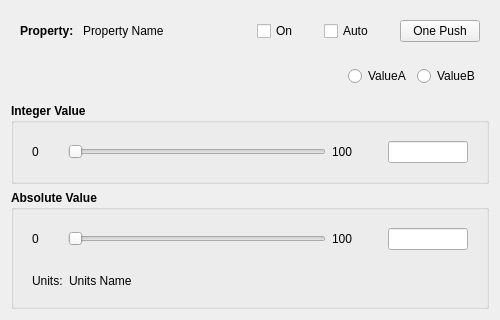
The window that src/gui/property_dialog.ui (iorodeo/bias) describes before a commit, drawn with Qt 5.
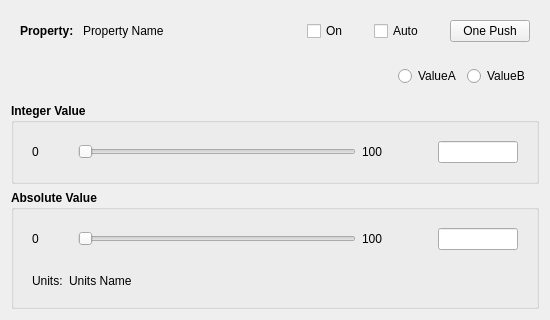
The same window after the commit.

Commit message: Removed some cruft from CameraDevice_spin. Modified proper_dialog gui a bit to improve layout.

```diff
--- a/src/gui/property_dialog.ui
+++ b/src/gui/property_dialog.ui
@@ -6,7 +6,7 @@
    <rect>
     <x>0</x>
     <y>0</y>
-    <width>500</width>
+    <width>550</width>
     <height>312</height>
    </rect>
   </property>
@@ -18,13 +18,13 @@
   </property>
   <property name="minimumSize">
    <size>
-    <width>500</width>
+    <width>550</width>
     <height>0</height>
    </size>
   </property>
   <property name="maximumSize">
    <size>
-    <width>500</width>
+    <width>550</width>
     <height>312</height>
    </size>
   </property>
@@ -258,13 +258,13 @@
            </property>
            <property name="minimumSize">
             <size>
-             <width>30</width>
+             <width>40</width>
              <height>0</height>
             </size>
            </property>
            <property name="maximumSize">
             <size>
-             <width>30</width>
+             <width>40</width>
              <height>16777215</height>
             </size>
            </property>
@@ -305,13 +305,13 @@
            </property>
            <property name="minimumSize">
             <size>
-             <width>40</width>
+             <width>60</width>
              <height>0</height>
             </size>
            </property>
            <property name="maximumSize">
             <size>
-             <width>40</width>
+             <width>60</width>
              <height>16777215</height>
             </size>
            </property>
@@ -404,13 +404,13 @@
            </property>
            <property name="minimumSize">
             <size>
-             <width>30</width>
+             <width>40</width>
              <height>0</height>
             </size>
            </property>
            <property name="maximumSize">
             <size>
-             <width>30</width>
+             <width>40</width>
              <height>16777215</height>
             </size>
            </property>
@@ -445,13 +445,13 @@
           <widget class="QLabel" name="maxAbsValueLabelPtr">
            <property name="minimumSize">
             <size>
-             <width>40</width>
+             <width>60</width>
              <height>0</height>
             </size>
            </property>
            <property name="maximumSize">
             <size>
-             <width>40</width>
+             <width>60</width>
              <height>16777215</height>
             </size>
            </property>
```
The commit also changes 1 other file.
